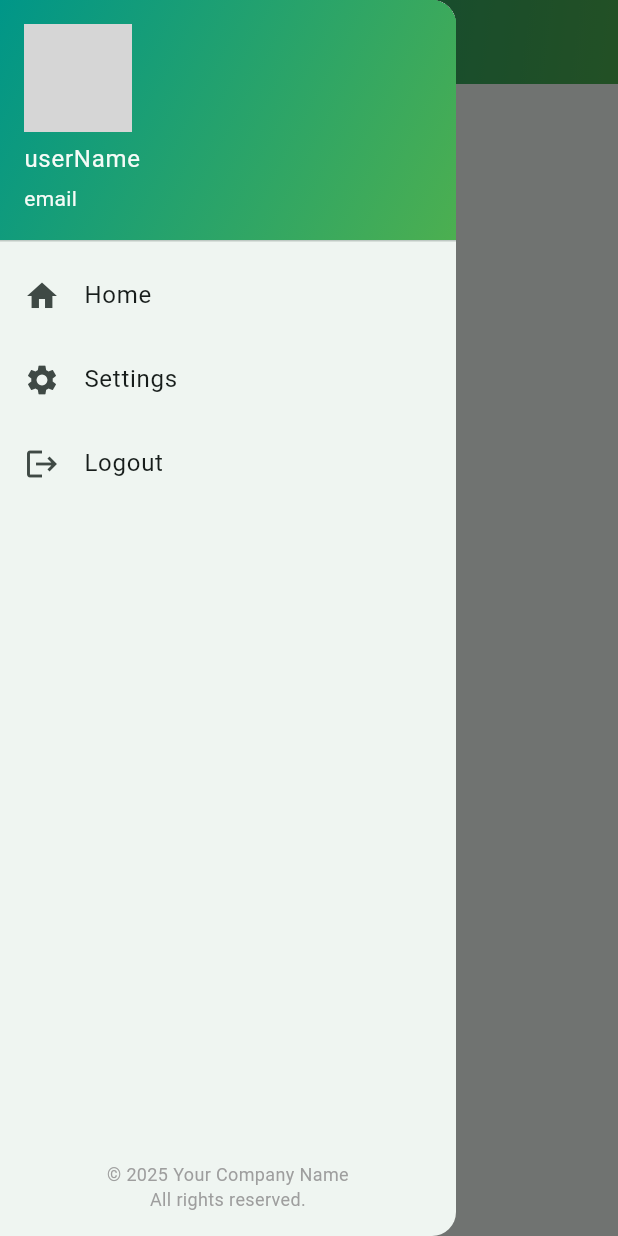
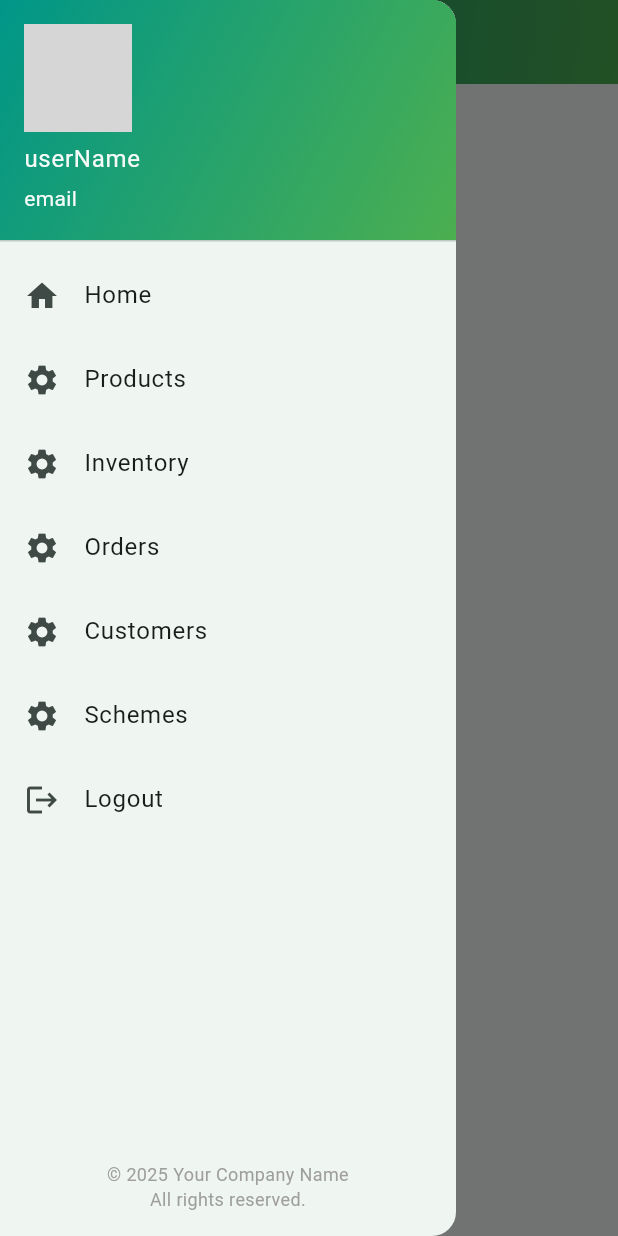
Before and after one commit to kj6560/swiftsell, a Flutter app: the BaseScaffold screen opened directly, with the side drawer open, on a phone screen of 412 x 824 dp. Run offline on Flutter 3.47's test engine with Material 3 defaults, Android fonts, the phone set to English and light mode, and no system bars; our stand-ins replace connectivity_plus, email_validator, flutter_cache_manager, get, get_storage, image_picker and 3 more; accounts and stored records are empty; network calls fail; Roboto replaces fonts that are missing (Billions); grey boxes are pictures that could not be loaded.

Commit message:
individual pages created

```diff
--- a/lib/constants/routes.dart
+++ b/lib/constants/routes.dart
@@ -1,7 +1,12 @@
 import 'package:get/get_navigation/src/routes/get_route.dart';
 import 'package:get/get_navigation/src/routes/transitions_type.dart';
+import 'package:swiftsell/views/Customers.dart';
 import 'package:swiftsell/views/Home.dart';
+import 'package:swiftsell/views/Inventory.dart';
 import 'package:swiftsell/views/Login.dart';
+import 'package:swiftsell/views/Orders.dart';
+import 'package:swiftsell/views/Products.dart';
+import 'package:swiftsell/views/Schemes.dart';
 
 class AppRoutes {
   static const transition = Transition.rightToLeft;
@@ -18,5 +23,30 @@ class AppRoutes {
       page: () => Login(),
       transition: transition,
     ),
+    GetPage(
+      name: '/products',
+      page: () => Products(),
+      transition: transition,
+    ),
+    GetPage(
+      name: '/inventory',
+      page: () => Inventory(),
+      transition: transition,
+    ),
+    GetPage(
+      name: '/orders',
+      page: () => Orders(),
+      transition: transition,
+    ),
+    GetPage(
+      name: '/customers',
+      page: () => Customers(),
+      transition: transition,
+    ),
+    GetPage(
+      name: '/schemes',
+      page: () => Schemes(),
+      transition: transition,
+    ),
   ];
 }
--- /dev/null
+++ b/lib/controllers/CustomerController.dart
@@ -0,0 +1,5 @@
+import 'package:get/get.dart';
+
+class CustomerController extends GetxController{
+
+}
--- /dev/null
+++ b/lib/controllers/InventoryController.dart
@@ -0,0 +1,5 @@
+import 'package:get/get.dart';
+
+class InventoryController extends GetxController{
+
+}
--- /dev/null
+++ b/lib/controllers/OrderController.dart
@@ -0,0 +1,5 @@
+import 'package:get/get.dart';
+
+class OrderController extends GetxController{
+
+}
--- /dev/null
+++ b/lib/controllers/ProductController.dart
@@ -0,0 +1,5 @@
+import 'package:get/get.dart';
+
+class ProductController extends GetxController{
+
+}
--- /dev/null
+++ b/lib/controllers/SchemeController.dart
@@ -0,0 +1,5 @@
+import 'package:get/get.dart';
+
+class SchemeController extends GetxController{
+
+}
--- /dev/null
+++ b/lib/views/Customers.dart
@@ -0,0 +1,12 @@
+import 'package:flutter/material.dart';
+import 'package:get/get.dart';
+import 'package:swiftsell/controllers/CustomerController.dart';
+import 'package:swiftsell/controllers/SchemeController.dart';
+class Customers extends GetView<CustomerController> {
+  const Customers({super.key});
+
+  @override
+  Widget build(BuildContext context) {
+    return const Placeholder();
+  }
+}
--- /dev/null
+++ b/lib/views/Inventory.dart
@@ -0,0 +1,11 @@
+import 'package:flutter/material.dart';
+import 'package:get/get.dart';
+import 'package:swiftsell/controllers/InventoryController.dart';
+class Inventory extends GetView<InventoryController> {
+  const Inventory({super.key});
+
+  @override
+  Widget build(BuildContext context) {
+    return const Placeholder();
+  }
+}
--- /dev/null
+++ b/lib/views/Orders.dart
@@ -0,0 +1,12 @@
+import 'package:flutter/material.dart';
+import 'package:get/get.dart';
+
+import '../controllers/OrderController.dart';
+class Orders extends GetView<OrderController> {
+  const Orders({super.key});
+
+  @override
+  Widget build(BuildContext context) {
+    return const Placeholder();
+  }
+}
--- /dev/null
+++ b/lib/views/Products.dart
@@ -0,0 +1,11 @@
+import 'package:flutter/material.dart';
+import 'package:get/get.dart';
+import 'package:swiftsell/controllers/ProductController.dart';
+class Products extends GetView<ProductController> {
+  const Products({super.key});
+
+  @override
+  Widget build(BuildContext context) {
+    return const Placeholder();
+  }
+}
--- /dev/null
+++ b/lib/views/Schemes.dart
@@ -0,0 +1,11 @@
+import 'package:flutter/material.dart';
+import 'package:get/get.dart';
+import 'package:swiftsell/controllers/SchemeController.dart';
+class Schemes extends GetView<SchemeController> {
+  const Schemes({super.key});
+
+  @override
+  Widget build(BuildContext context) {
+    return const Placeholder();
+  }
+}
--- a/lib/widgets/custom_drawer.dart
+++ b/lib/widgets/custom_drawer.dart
@@ -1,6 +1,5 @@
 import 'package:flutter/material.dart';
 import 'package:get/get.dart';
-import 'package:get/get_core/src/get_main.dart';
 
 class CustomDrawer extends StatelessWidget {
   final String userName;
@@ -42,17 +41,56 @@ class CustomDrawer extends StatelessWidget {
                 ListTile(
                   leading: const Icon(Icons.home),
                   title: const Text('Home'),
-                  onTap: () => Get.offAllNamed('/home'),
+                  onTap: () {
+                    Navigator.pop(context); // Close the drawer
+                    Get.offAllNamed('/home');
+                  },
                 ),
                 ListTile(
                   leading: const Icon(Icons.settings),
-                  title: const Text('Settings'),
-                  onTap: () => Get.toNamed('/settings'),
+                  title: const Text('Products'),
+                  onTap: () {
+                    Navigator.pop(context); // Close the drawer
+                    Get.toNamed('/products');
+                  },
+                ),
+                ListTile(
+                  leading: const Icon(Icons.settings),
+                  title: const Text('Inventory'),
+                  onTap: () {
+                    Navigator.pop(context); // Close the drawer
+                    Get.toNamed('/inventory');
+                  },
+                ),
+                ListTile(
+                  leading: const Icon(Icons.settings),
+                  title: const Text('Orders'),
+                  onTap: () {
+                    Navigator.pop(context); // Close the drawer
+                    Get.toNamed('/orders');
+                  },
+                ),
+                ListTile(
+                  leading: const Icon(Icons.settings),
+                  title: const Text('Customers'),
+                  onTap: () {
+                    Navigator.pop(context); // Close the drawer
+                    Get.toNamed('/customers');
+                  },
+                ),
+                ListTile(
+                  leading: const Icon(Icons.settings),
+                  title: const Text('Schemes'),
+                  onTap: () {
+                    Navigator.pop(context); // Close the drawer
+                    Get.toNamed('/schemes');
+                  },
                 ),
                 ListTile(
                   leading: const Icon(Icons.logout),
                   title: const Text('Logout'),
                   onTap: () {
+                    Navigator.pop(context); // Close the drawer
                     // Clear user data, token, etc.
                     Get.offAllNamed('/login');
                   },
```
